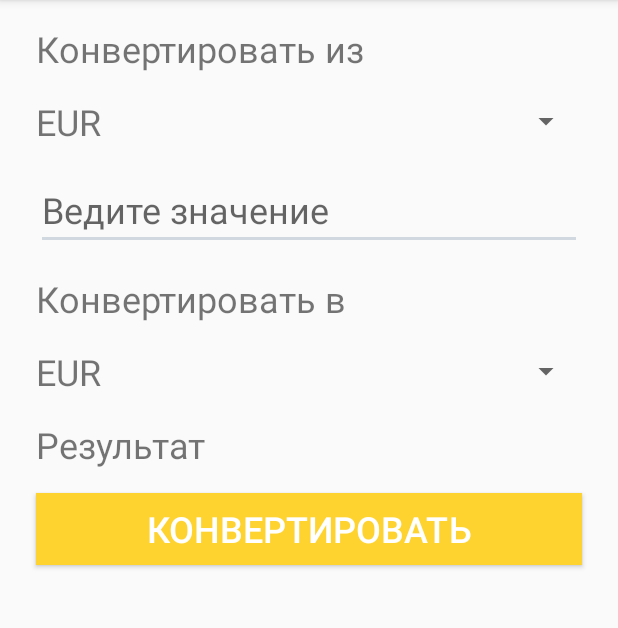
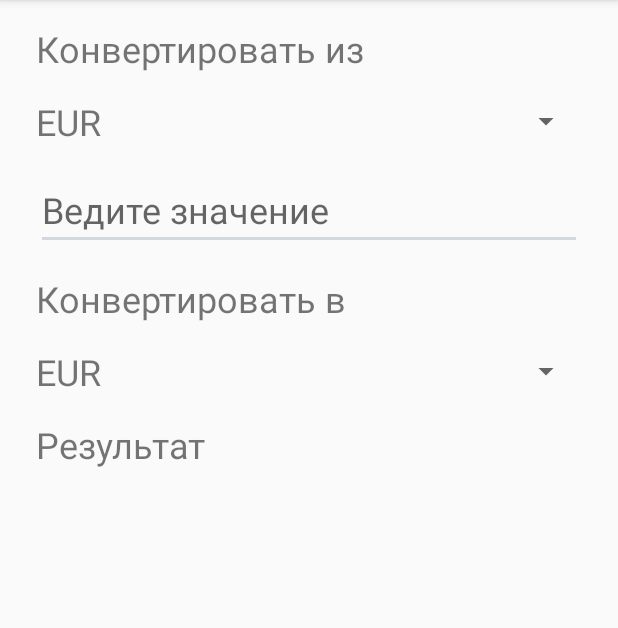
Before and after one commit to jacen11/Currency, an Android app: the screen it shows after launch (MainActivity), on a phone screen of 412 x 824 dp, the part 84-712 px from its top. Run offline under Robolectric (Android 15) with nearby library versions, the phone set to English and light mode, and no system bars; our stand-ins replace Dagger/Hilt's generated code, RxJava; network calls fail.

Commit message:
Убрал кнопку

```diff
--- a/app/src/main/java/com/pastukhov/currency/presentation/MainActivity.kt
+++ b/app/src/main/java/com/pastukhov/currency/presentation/MainActivity.kt
@@ -1,8 +1,10 @@
 package com.pastukhov.currency.presentation
 
 import android.os.Bundle
+import android.view.View
 import android.widget.ArrayAdapter
 import androidx.appcompat.app.AppCompatActivity
+import androidx.core.widget.addTextChangedListener
 import com.pastukhov.currency.App
 import com.pastukhov.currency.R
 import kotlinx.android.synthetic.main.activity_main.*
@@ -29,11 +31,13 @@ class MainActivity : AppCompatActivity(), IMainView {
         App.appComponent?.inject(this)
         presenter.attachView(this)
 
-        btnConvert.setOnClickListener {
-            presenter.showRate()
-        }
+        val onLayoutChangeListener =
+            View.OnLayoutChangeListener { _, _, _, _, _, _, _, _, _ -> presenter.showRate() }
+
+        txtNumber.addTextChangedListener { presenter.showRate() }
+        spnFrom.addOnLayoutChangeListener(onLayoutChangeListener)
+        spnTo.addOnLayoutChangeListener(onLayoutChangeListener)
     }
-
 
     override fun onDestroy() {
         super.onDestroy()
--- a/app/src/main/res/layout/activity_main.xml
+++ b/app/src/main/res/layout/activity_main.xml
@@ -57,25 +57,6 @@
         app:layout_constraintStart_toStartOf="parent"
         app:layout_constraintTop_toBottomOf="@+id/txtConvertTo" />
 
-    <Button
-        android:id="@+id/btnConvert"
-        android:layout_width="0dp"
-        android:layout_height="wrap_content"
-        android:layout_marginStart="@dimen/marginStart"
-        android:layout_marginLeft="@dimen/marginStart"
-        android:layout_marginTop="@dimen/marginTop"
-        android:layout_marginEnd="@dimen/marginEnd"
-        android:layout_marginRight="@dimen/marginEnd"
-        android:background="@color/colorPrimary"
-        android:text="@string/toConvert"
-        android:textColor="@color/white"
-        android:textSize="24sp"
-        app:layout_constraintEnd_toEndOf="parent"
-        app:layout_constraintHorizontal_bias="0.0"
-        app:layout_constraintStart_toStartOf="parent"
-        app:layout_constraintTop_toBottomOf="@+id/txtResultConvert" />
-
-
     <EditText
         android:id="@+id/txtNumber"
         android:layout_width="0dp"
```
